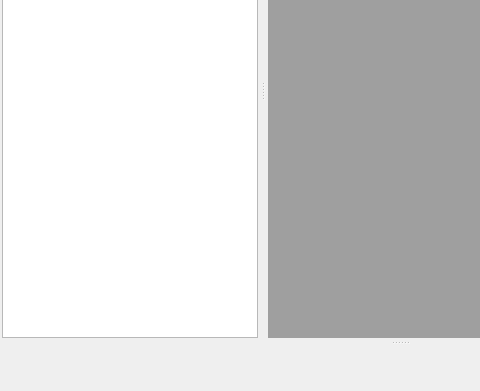
The window that cs8LogFileViewer/forms/mainwindow.ui (vdg1/cs8Tools) describes before a commit, drawn with Qt 5; both pictures show x 0 to 480 and y 209 to 600 of the 800 by 600 pixel window.
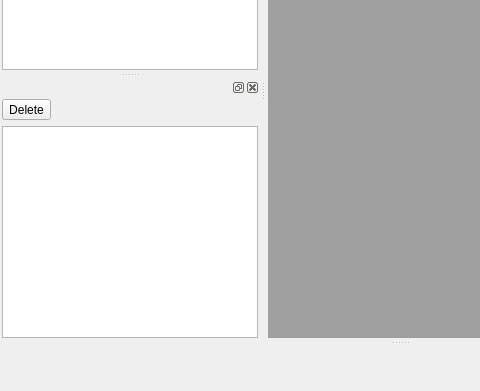
The same window after the commit. Icons and pictures are not drawn. Custom widgets are drawn as their Qt base class.

Diff of the .ui file:
```diff
--- a/cs8LogFileViewer/forms/mainwindow.ui
+++ b/cs8LogFileViewer/forms/mainwindow.ui
@@ -217,6 +217,41 @@
    <addaction name="actionShow_Warnings"/>
    <addaction name="actionShow_Information"/>
   </widget>
+  <widget class="QDockWidget" name="dockWidgetAnnotations">
+   <attribute name="dockWidgetArea">
+    <number>1</number>
+   </attribute>
+   <widget class="QWidget" name="dockWidgetContents_3">
+    <layout class="QVBoxLayout" name="verticalLayout_4">
+     <property name="leftMargin">
+      <number>2</number>
+     </property>
+     <property name="topMargin">
+      <number>2</number>
+     </property>
+     <property name="rightMargin">
+      <number>2</number>
+     </property>
+     <property name="bottomMargin">
+      <number>2</number>
+     </property>
+     <item>
+      <widget class="QToolButton" name="tbDeleteAnnotaion">
+       <property name="text">
+        <string>Delete</string>
+       </property>
+       <property name="icon">
+        <iconset resource="../../../Icons/resources.qrc">
+         <normaloff>:/icons/32x32/32x32/actions/edit-delete-shred.png</normaloff>:/icons/32x32/32x32/actions/edit-delete-shred.png</iconset>
+       </property>
+      </widget>
+     </item>
+     <item>
+      <widget class="QTableView" name="tableViewAnnotations"/>
+     </item>
+    </layout>
+   </widget>
+  </widget>
   <action name="actOpen">
    <property name="icon">
     <iconset resource="../../../Icons/resources.qrc">
```
Left out of the diff: 9 changed lines with no effect on the pictures.
